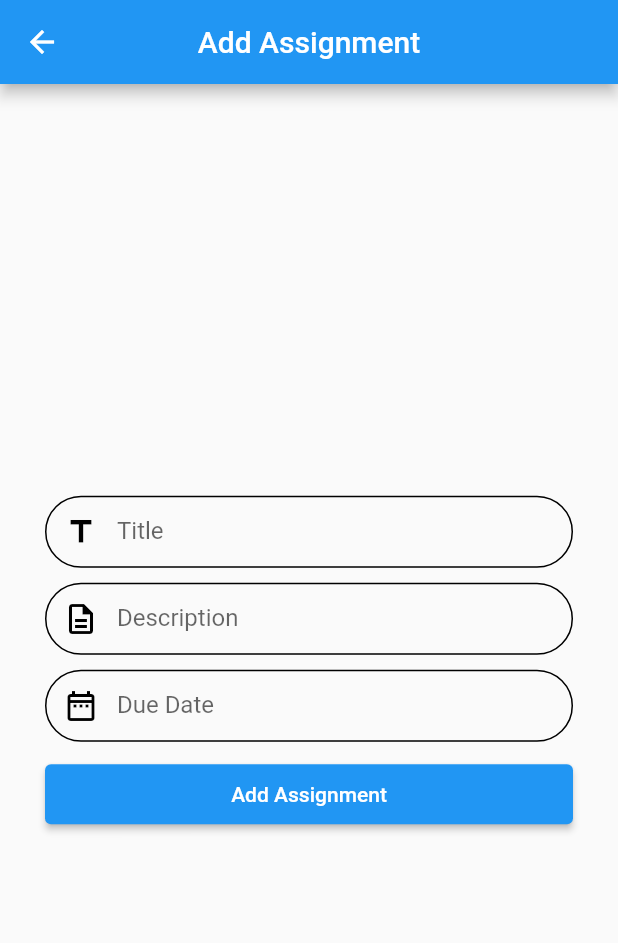
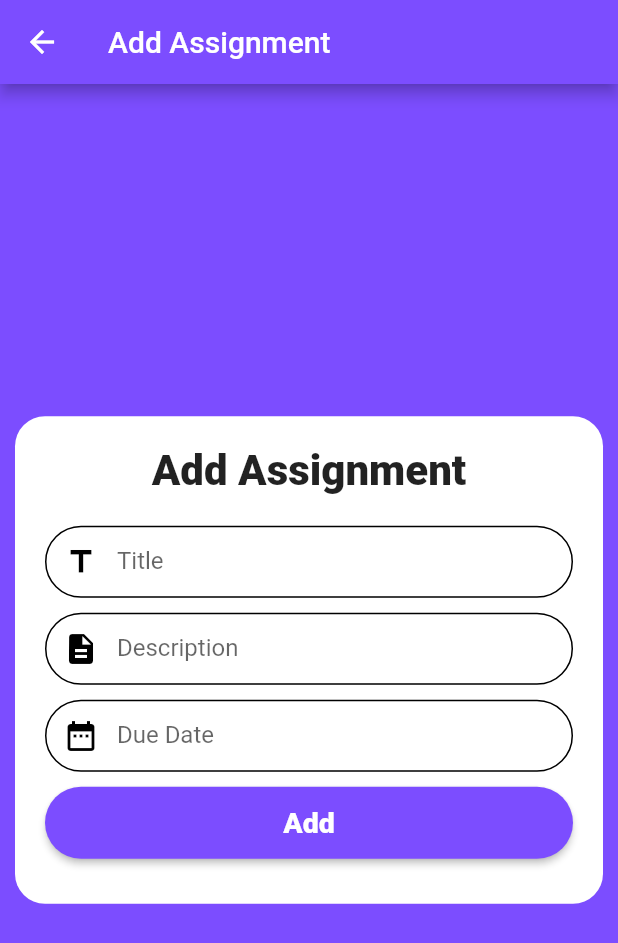
Before and after one commit to Project24Kgptc/project, a Flutter app: the AddAssignmentScreen screen opened directly with empty values, on a phone screen of 412 x 824 dp. Shown: the top 943 px of the screen. Run offline on Flutter 3.47's test engine with Material 2 defaults, Android fonts, the phone set to English and light mode, and no system bars; our stand-ins replace cloud_firestore, firebase_auth, firebase_core; accounts and stored records are empty.

Commit message:
Assignment add functionality completed

```diff
--- a/lib/modules/teacher/subject/add_assignment/add_assignment.dart
+++ b/lib/modules/teacher/subject/add_assignment/add_assignment.dart
@@ -1,4 +1,8 @@
+// ignore_for_file: use_build_context_synchronously
+
 import 'package:student_analytics/data_models/assignment_model.dart';
+import 'package:student_analytics/main.dart';
+import 'package:student_analytics/validators/asignment_validator.dart';
 import 'package:student_analytics/widgets/snack_bar.dart';
 import 'package:student_analytics/widgets/text_field.dart';
 import 'package:cloud_firestore/cloud_firestore.dart';
@@ -6,113 +10,185 @@ import 'package:flutter/material.dart';
 
 class AddAssignmentScreen extends StatelessWidget {
 	AddAssignmentScreen({super.key, required this.subjectId});
+
 	final String subjectId;
-  TextEditingController titleController = TextEditingController();
-  TextEditingController bodyController = TextEditingController();
-  TextEditingController dueController = TextEditingController();
-  final formKey = GlobalKey<FormState>();
-  //add attentence
-  Future<void> addAssignment(AssignmentModel assignmentData, context) async {
+
+	final FocusNode _titleFocusNode = FocusNode();
+	final FocusNode _descriptionFocusNode = FocusNode();
+	final FocusNode _duedateFocusNode = FocusNode();
+
+	final AssignmentValidator _validator = AssignmentValidator();
+	final GlobalKey<FormState> _addAssignmentFormKey = GlobalKey<FormState>();
+	final ValueNotifier<bool> _addAssignmentButtonNotifier = ValueNotifier(false);
+
+	final TextEditingController _titleController = TextEditingController();
+	final TextEditingController _descriptionController = TextEditingController();
+	final TextEditingController _dueDateController = TextEditingController();
+
+	@override
+	Widget build(BuildContext context) {
+		return GestureDetector(
+			onTap: () => unFocusAllFields(),
+			child: Scaffold(
+				backgroundColor: Colors.deepPurpleAccent,
+				appBar: AppBar(
+					backgroundColor: Colors.deepPurpleAccent,
+					title: const Text('Add Assignment'),
+				),
+				body: SafeArea(
+					child: Center(
+						child: SingleChildScrollView(
+							child: Container(
+								padding: const EdgeInsets.all(20),
+								margin: const EdgeInsets.all(10),
+								decoration: BoxDecoration(
+									color: Colors.white,
+									borderRadius: BorderRadius.circular(20)
+								),
+								child: Form(
+									key: _addAssignmentFormKey,
+									child: Column(
+										mainAxisSize: MainAxisSize.min,
+										children: [
+											const Text(
+												"Add Assignment",
+												style: TextStyle(
+													fontSize: 28,
+													fontWeight: FontWeight.w800,
+												),
+											),
+											const SizedBox(height: 20,),
+											CustomTextField(
+												labelText: 'Title',
+												focusNode: _titleFocusNode,
+												prefixIcon: Icons.title,
+												controller: _titleController,
+												validator: _validator.title,
+											),
+											const SizedBox(height: 10,),
+											CustomTextField(
+												labelText: 'Description',
+												prefixIcon: Icons.description,
+												focusNode: _descriptionFocusNode,
+												controller: _descriptionController,
+												validator: _validator.description,
+											),
+											const SizedBox(height: 10,),
+											CustomTextField(
+												labelText: 'Due Date',
+												focusNode: _duedateFocusNode,
+												prefixIcon: Icons.date_range,
+												controller: _dueDateController,
+												keyboardType: TextInputType.none,
+												onTap: () => pickDate(context),
+												validator: _validator.dueDate,
+											),
+											const SizedBox(height: 10,),
+											Container(
+												height: 48,
+												decoration: BoxDecoration(
+													borderRadius: BorderRadius.circular(70)
+												),
+												width: double.infinity,
+												child: ElevatedButton(
+													style: ElevatedButton.styleFrom(
+														backgroundColor: Colors.deepPurpleAccent,
+														shape: RoundedRectangleBorder(
+															borderRadius: BorderRadius.circular(30),
+														)
+													),
+													onPressed: () => addAssignment(context),
+													child: ValueListenableBuilder(
+														valueListenable: _addAssignmentButtonNotifier,
+														builder: (context, value, child) {
+															if(value) {
+																return const SizedBox(
+																	height: 22,
+																	width: 22,
+																	child: CircularProgressIndicator(
+																		color: Colors.white,
+																		strokeWidth: 3,
+																	),
+																);
+															}
+															else {
+																return const Text(
+																	'Add',
+																	style: TextStyle(
+																		fontSize: 19,
+																		fontWeight: FontWeight.w900
+																	)
+																);
+															}
+														},
+													)
+												),
+											),
+											const SizedBox(height: 10,)
+										],
+									),
+								),
+							),
+						)
+					),
+				)
+			),
+		);
+	}
+
+	Future<void> addAssignment(BuildContext context) async {
+		if(_addAssignmentFormKey.currentState!.validate()) {
+			_addAssignmentButtonNotifier.value = true;
+
+			final AssignmentModel assignmentModel = AssignmentModel(
+				subjectId: subjectId,
+				title: _titleController.text,
+				description: _descriptionController.text,
+				dueDate: _dueDateController.text,
+				dateCreated: DateTime.now().toString().substring(0, 19),
+				submissions: []
+			);
+
 			try {
-      // Reference to the 'subjectRooms' collection
-      CollectionReference assignmentCollection =
-          FirebaseFirestore.instance.collection('assignment');
-      AssignmentModel data = assignmentData;
-      // Add a new document to the 'subjectRooms' collection
-      await assignmentCollection
-          .doc(assignmentData.subjectId+assignmentData.title)
-          .set(data.toJson());
-
-      print('assignment added successfully');
+				await FirebaseFirestore.instance.collection('assignments').doc(assignmentModel.dateCreated).set(assignmentModel.toJson());
 				showSnackBar(
 					context: context,
-          message: 'assignment added successfully',
-          icon: Icon(
-            Icons.check,
-            color: Colors.green,
-          ),
-          duration: 2);
-    } catch (e) {
-      print('Error adding assignment: $e');
+					message: '  Assignment added',
+					icon: const Icon(Icons.done_outline, color: Colors.green,)
+				);
+				_addAssignmentFormKey.currentState!.reset();
+				unFocusAllFields();
+			}
+			catch(err) {
+				sss(err);
+				showSnackBar(
+					context: context,
+					message: '  Operation failed',
+					icon: const Icon(Icons.error, color: Colors.red,)
+				);
+			}
+			finally {
+				_addAssignmentButtonNotifier.value = false;
+			}
 		}
  	}
 
-  @override
-  Widget build(BuildContext context) {
-    return Scaffold(
-      appBar: AppBar(
-        title: Text('Add Assignment'),
-        centerTitle: true,
-      ),
-      body: SafeArea(
-          child: Padding(
-        padding: const EdgeInsets.symmetric(horizontal: 30),
-        child: Form(
-          key: formKey,
-          child: Column(
-            mainAxisAlignment: MainAxisAlignment.center,
-            children: [
-              CustomTextField(
-                  labelText: 'Title',
-                  prefixIcon: Icons.title,
-                  controller: titleController,
-                  validator: (value) {
-                    if (value == '') {
-                      return 'invalid';
-                    }
-                    return null;
-                  }),
-              SizedBox(
-                height: 10,
-              ),
-              CustomTextField(
-                  labelText: 'Description',
-                  prefixIcon: Icons.description_outlined,
-                  controller: bodyController,
-                  validator: (value) {
-                    if (value == '') {
-                      return 'invalid';
-                    }
-                  }),
-              SizedBox(
-                height: 10,
-              ),
-              CustomTextField(
-                  labelText: 'Due Date',
-                  prefixIcon: Icons.date_range_outlined,
-                  controller: dueController,
-                  validator: (value) {
-                    if (value == '') {
-                      return 'invalid';
-                    }
-                  }),
-              SizedBox(
-                height: 15,
-              ),
-              Container(
-                  height: 40,
-                  width: double.infinity,
-                  child: ElevatedButton(
-                      onPressed: () {
-                        if (formKey.currentState!.validate()) {
-                          addAssignment(
-                              AssignmentModel(
-                                  subjectId: subjectId,
-                                  title: titleController.text.trim(),
-                                  description: bodyController.text.trim(),
-                                  dueDate: dueController.text.trim(),
-                                  submissions: []),
-                              context);
-                          titleController.clear();
-                          bodyController.clear();
-                          dueController.clear();
-                        }
-                      },
-                      child: Text('Add Assignment')))
-            ],
-          ),
-        ),
-      )),
+	Future<void> pickDate(BuildContext context) async {
+		final DateTime? dateTime = await showDatePicker(
+			context: context,
+			initialDate: DateTime.now(),
+			firstDate: DateTime(2023),
+			lastDate: DateTime(2025)
 		);
+		if(dateTime != null) {
+			final String date = dateTime.toString().substring(0, 10);
+			_dueDateController.text = date;
 		}
 	}
+
+	void unFocusAllFields() {
+		_titleFocusNode.unfocus();
+		_descriptionFocusNode.unfocus();
+		_duedateFocusNode.unfocus();
+	}
+}
--- a/lib/widgets/snack_bar.dart
+++ b/lib/widgets/snack_bar.dart
@@ -1,10 +1,10 @@
 import 'package:flutter/material.dart';
 
 void showSnackBar({
+	int duration = 2,
 	required BuildContext context,
 	required String message,
 	required Widget icon,
-	required int duration
 }) {
 	ScaffoldMessenger.of(context).showSnackBar(SnackBar(
 		behavior: SnackBarBehavior.floating,
--- a/lib/widgets/text_field.dart
+++ b/lib/widgets/text_field.dart
@@ -3,11 +3,13 @@ import 'package:flutter/material.dart';
 class CustomTextField extends StatelessWidget {
 	const CustomTextField({
 		super.key,
+		this.onTap,
+		this.onChange,
 		this.hintText,
+		this.focusNode,
 		this.suffixIcon,
+		this.keyboardType,
 		this.obscureText = false,
-		this.keyboardType,
-		this.onChange,
 		required this.labelText,
 		required this.prefixIcon,
 		required this.controller,
@@ -20,9 +22,11 @@ class CustomTextField extends StatelessWidget {
 	final TextEditingController controller;
 	final String? hintText;
 	final Widget? suffixIcon;
+	final FocusNode? focusNode;
+	final void Function()? onTap;
 	final TextInputType? keyboardType;
+	final void Function(String)? onChange;
 	final String? Function(String?) validator;
-	final void Function(String)? onChange;
 
 	@override
 	Widget build(BuildContext context) {
@@ -32,6 +36,8 @@ class CustomTextField extends StatelessWidget {
 			keyboardType: keyboardType,
 			validator: validator,
 			onChanged: onChange,
+			onTap: onTap,
+			focusNode: focusNode,
 			decoration: InputDecoration(
 				contentPadding: const EdgeInsets.all(0),
 				prefixIcon: Icon(prefixIcon),
```
Also changed, not shown: changes.txt (added, +9 -0 lines), lib/data_models/assignment_model.dart (+10 -7 lines), lib/modules/teacher/teacher_dash.dart (+10 -3 lines), lib/validators/asignment_validator.dart (added, +24 -0 lines). Lines whose indentation alone changed are shown as unchanged.
